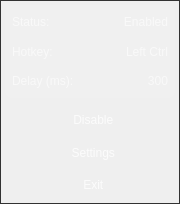
Before: the Qt Designer form src/ui/forms/EasyLangSwitcher_tray.ui in egoisticdesire/EasyLangSwitcher, drawn with Qt 5.
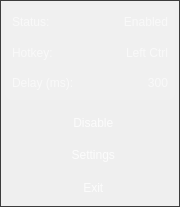
After: the same form once the commit is applied. Icons and pictures are not drawn.

```diff
--- a/src/ui/forms/EasyLangSwitcher_tray.ui
+++ b/src/ui/forms/EasyLangSwitcher_tray.ui
@@ -7,31 +7,19 @@
     <x>0</x>
     <y>0</y>
     <width>180</width>
-    <height>204</height>
+    <height>207</height>
    </rect>
   </property>
-  <property name="sizePolicy">
-   <sizepolicy hsizetype="Fixed" vsizetype="Fixed">
-    <horstretch>180</horstretch>
-    <verstretch>200</verstretch>
-   </sizepolicy>
-  </property>
   <property name="minimumSize">
    <size>
     <width>180</width>
-    <height>200</height>
+    <height>207</height>
    </size>
   </property>
   <property name="maximumSize">
    <size>
     <width>180</width>
-    <height>204</height>
-   </size>
-  </property>
-  <property name="baseSize">
-   <size>
-    <width>168</width>
-    <height>200</height>
+    <height>207</height>
    </size>
   </property>
   <property name="font">
@@ -59,7 +47,7 @@
     <widget class="QFrame" name="background_frame">
      <property name="styleSheet">
       <string notr="true">QFrame#background_frame {
-border: 1px solid rgb(50, 50, 50);
+border: 1px solid rgb(60, 60, 60);
 background: transparent;
 }
 QFrame#info_frame {
```
Left out of the diff: 18 changed lines with no effect on the pictures.
